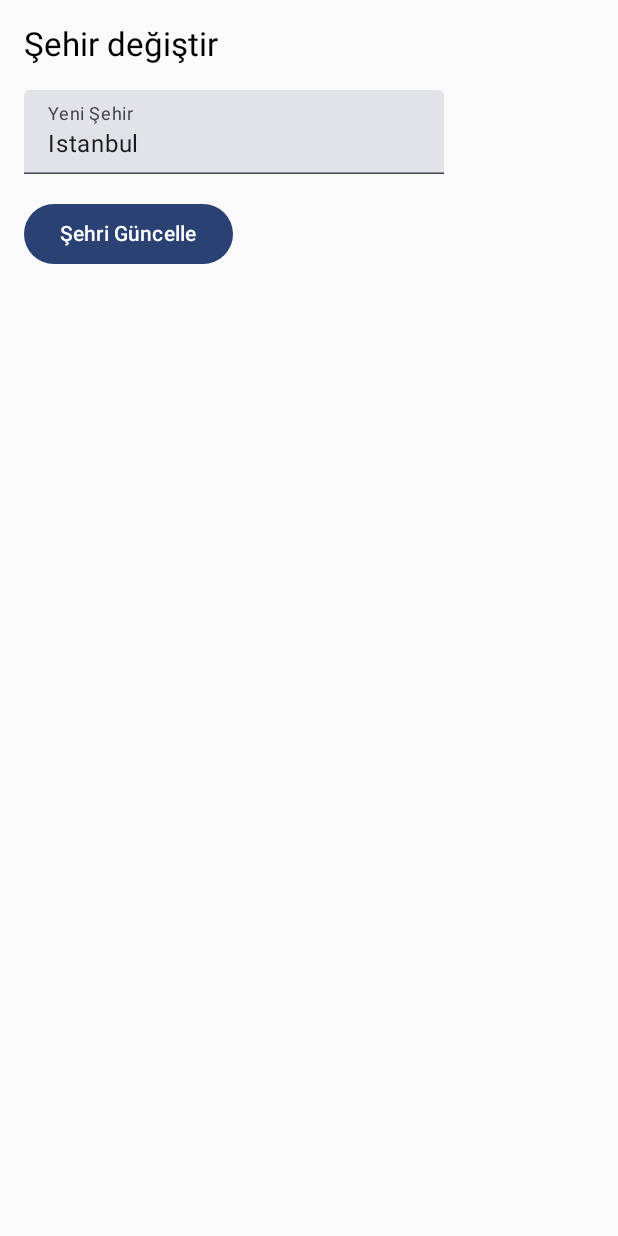
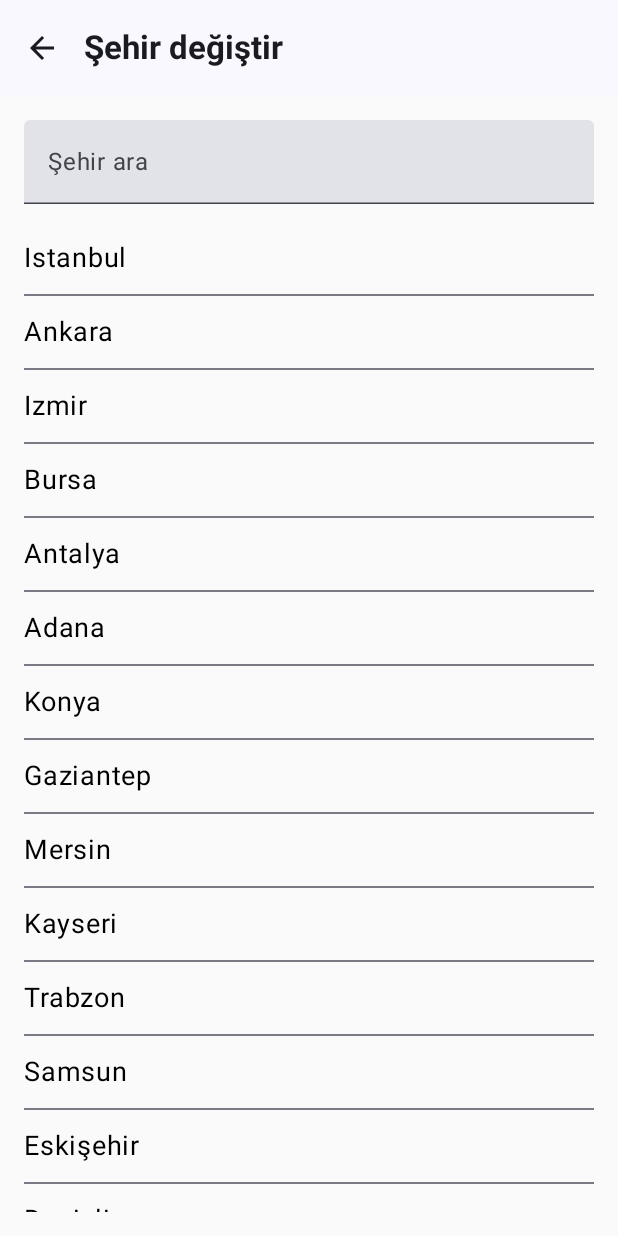
Before and after one commit to PolatAvci/WeatherApp, an Android app built with Jetpack Compose: the screen it shows after launch (MainActivity), after a tap on "Istanbul", on a phone screen of 412 x 824 dp. Run offline under Robolectric (Android 15) with nearby library versions, the phone set to English and light mode, and no system bars; our stand-ins replace livedata-compose.

Commit message:
location selection feature was added

```diff
--- a/app/src/main/java/com/example/weatherapp/ui/LocationChangeScreen.kt
+++ b/app/src/main/java/com/example/weatherapp/ui/LocationChangeScreen.kt
@@ -1,50 +1,95 @@
-import androidx.compose.foundation.layout.Box
-import androidx.compose.foundation.layout.Column
-import androidx.compose.foundation.layout.Spacer
-import androidx.compose.foundation.layout.fillMaxSize
-import androidx.compose.foundation.layout.height
-import androidx.compose.foundation.layout.padding
-import androidx.compose.material3.Button
-import androidx.compose.material3.MaterialTheme
-import androidx.compose.material3.Text
-import androidx.compose.material3.TextField
-import androidx.compose.runtime.Composable
-import androidx.compose.runtime.getValue
-import androidx.compose.runtime.mutableStateOf
-import androidx.compose.runtime.remember
-import androidx.compose.runtime.setValue
-import androidx.compose.ui.Alignment
+import androidx.compose.foundation.clickable
+import androidx.compose.foundation.layout.*
+import androidx.compose.foundation.lazy.LazyColumn
+import androidx.compose.foundation.lazy.items
+import androidx.compose.material3.*
+import androidx.compose.runtime.*
 import androidx.compose.ui.Modifier
 import androidx.compose.ui.text.font.FontWeight
 import androidx.compose.ui.unit.dp
 import androidx.compose.ui.unit.sp
+import androidx.compose.material.icons.Icons
+import androidx.compose.material.icons.filled.ArrowBack
 
+
+@OptIn(ExperimentalMaterial3Api::class)
 @Composable
 fun LocationChangeScreen(
     cityName: String,
     onCitySelected: (String) -> Unit,
     onBack: () -> Unit
 ) {
-    var newCity by remember { mutableStateOf(cityName) }
+    var newCity by remember { mutableStateOf("") }
+    val oldCity = remember { cityName }
+
+    val cities = listOf(
+        "Istanbul", "Ankara", "Izmir", "Bursa", "Antalya",
+        "Adana", "Konya", "Gaziantep", "Mersin", "Kayseri",
+        "Trabzon", "Samsun", "Eskişehir", "Denizli"
+    )
+
+    val filteredCities = remember(newCity) {
+        cities.filter {
+            it.contains(newCity, ignoreCase = true)
+        }
+    }
+
+    Column(modifier = Modifier.fillMaxSize()) {
+
+        /* 🔹 TOP BAR */
+        TopAppBar(
+            title = {
+                Text(
+                    text = "Şehir değiştir",
+                    fontWeight = FontWeight.Bold
+                )
+            },
+            navigationIcon = {
+                IconButton(
+                    onClick = {
+                        onBack()
+                    }
+                ) {
+                    Icon(
+                        imageVector = Icons.Default.ArrowBack,
+                        contentDescription = "Geri"
+                    )
+                }
+            }
+        )
 
         Column(
             modifier = Modifier
                 .fillMaxSize()
                 .padding(16.dp)
         ) {
-        Text(text = "Şehir değiştir", style = MaterialTheme.typography.titleLarge)
-        Spacer(modifier = Modifier.height(16.dp))
+
             TextField(
                 value = newCity,
                 onValueChange = { newCity = it },
-            label = { Text("Yeni Şehir") }
+                label = { Text("Şehir ara") },
+                modifier = Modifier.fillMaxWidth()
             )
-        Spacer(modifier = Modifier.height(16.dp))
-        Button(onClick = {
-            onCitySelected(newCity)
+
+            Spacer(modifier = Modifier.height(12.dp))
+
+            LazyColumn {
+                items(filteredCities) { city ->
+                    Text(
+                        text = city,
+                        fontSize = 18.sp,
+                        modifier = Modifier
+                            .fillMaxWidth()
+                            .clickable {
+                                // ✅ Yeni şehir seçildi
+                                onCitySelected(city)
                                 onBack()
-        }) {
-            Text("Şehri Güncelle")
+                            }
+                            .padding(vertical = 12.dp)
+                    )
+                    Divider()
                 }
             }
         }
+    }
+}
```
Lines whose indentation alone changed are shown as unchanged.
